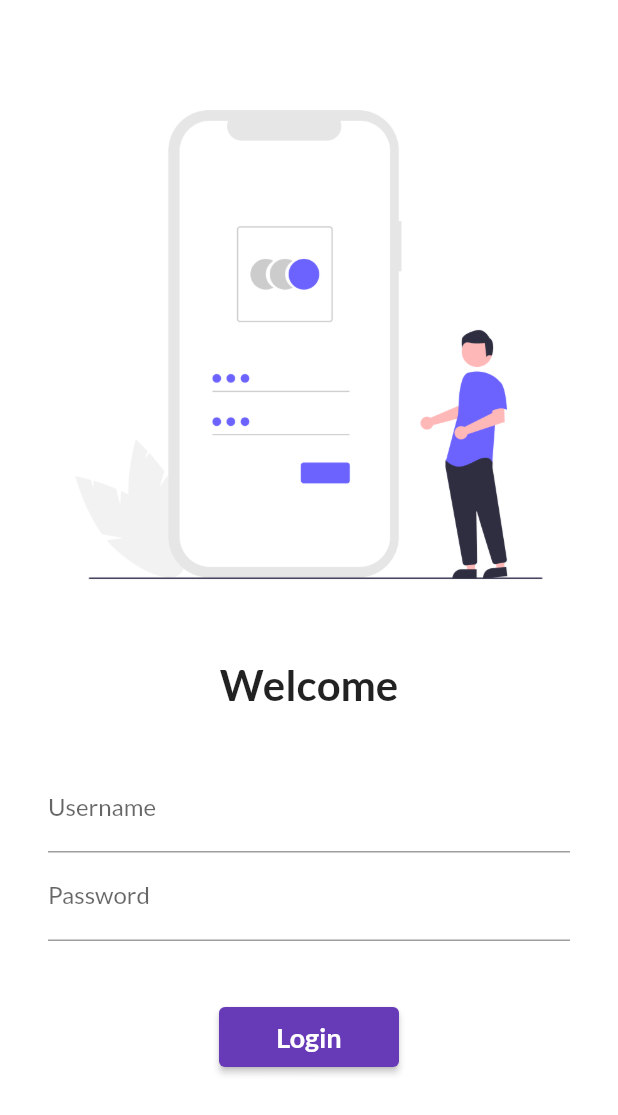
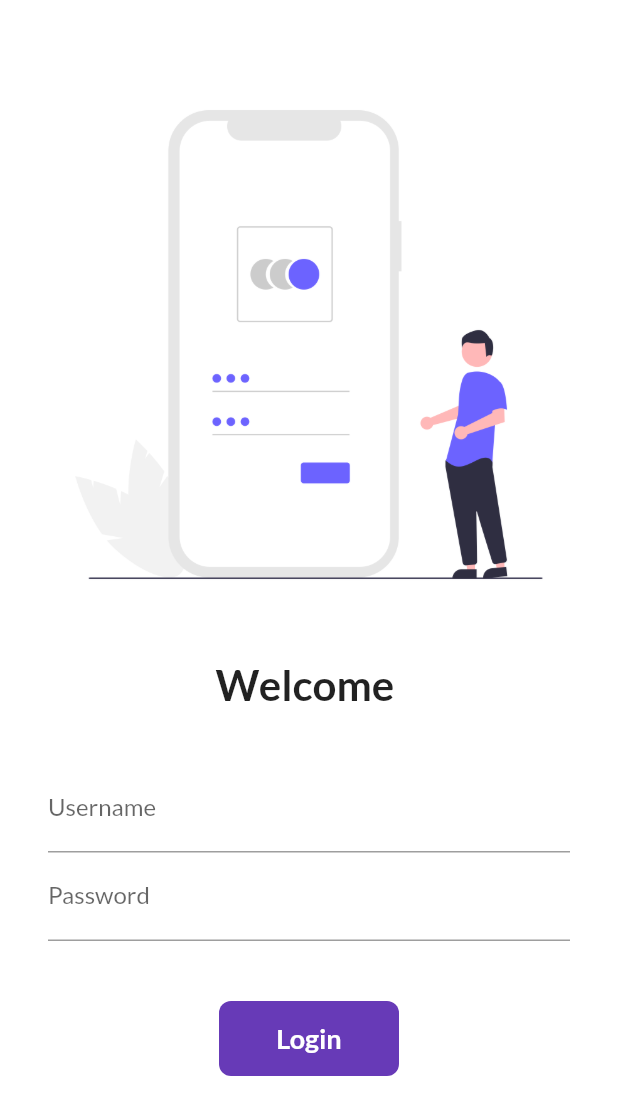
Before and after one commit to dev-shubhamkumar/Catalog-App, a Flutter app: the screen it shows after launch, on a phone screen of 412 x 824 dp. Shown: the top 1115 px of the screen. Run offline on Flutter 3.47's test engine with Material 2 defaults, Android fonts, the phone set to English and light mode, and no system bars; our stand-ins replace google_fonts.

Commit message:
Adding basic animation

```diff
--- a/lib/pages/login_page.dart
+++ b/lib/pages/login_page.dart
@@ -8,6 +8,10 @@ class LoginPage extends StatefulWidget {
 }
 
 class _LoginPageState extends State<LoginPage> {
+
+  String name = "";
+  bool changeButton = false;
+
   @override
   Widget build(BuildContext context) {
     return Material(
@@ -30,7 +34,7 @@ class _LoginPageState extends State<LoginPage> {
             ),
 
             Text(
-              "Welcome",
+              "Welcome $name",
               style: TextStyle(
                 fontSize: 28,
                 fontWeight: FontWeight.bold,
@@ -51,6 +55,10 @@ class _LoginPageState extends State<LoginPage> {
                       hintText: "Enter Username",
                       labelText: "Username",
                     ),
+                    onChanged: (value) {
+                      name = value;
+                      setState(() {});
+                    },
                   ),
 
                   TextFormField(
@@ -65,20 +73,53 @@ class _LoginPageState extends State<LoginPage> {
                     height: 40,
                   ),
 
-                  ElevatedButton(
-                    onPressed: () {
+                  InkWell(
+                    onTap: () async {
                       print("Login Button Testing!!!");
+                      setState(() {
+                        changeButton = true;
+                      });
+
+                      await Future.delayed(Duration(milliseconds: 40));
                       Navigator.pushNamed(context, MyRoutes.homeRoute);
                     },
-                    child: Text(
-                      "Login",
-                      style: TextStyle(
-                        fontWeight: FontWeight.bold,
-                        fontSize: 18,
+                    child: AnimatedContainer(
+                      duration: Duration(milliseconds: 25),
+                      width: changeButton ? 50 : 120,
+                      height: 50,
+                      alignment: Alignment.center,
+                      child: changeButton ? Icon(
+                        Icons.done,
+                        color: Colors.white,
+                      ) : Text(
+                        "Login",
+                        style: TextStyle(
+                          fontWeight: FontWeight.bold,
+                          fontSize: 18,
+                          color: Colors.white
+                        ),
+                      ),
+                      decoration: BoxDecoration(
+                        color: Colors.deepPurple,
+                        borderRadius: BorderRadius.circular(changeButton ? 50 : 8)
                       ),
                     ),
-                    style: TextButton.styleFrom(minimumSize: Size(120, 40)),
                   ),
+
+                  // ElevatedButton(
+                  //   onPressed: () {
+                  //     print("Login Button Testing!!!");
+                  //     Navigator.pushNamed(context, MyRoutes.homeRoute);
+                  //   },
+                  //   child: Text(
+                  //     "Login",
+                  //     style: TextStyle(
+                  //       fontWeight: FontWeight.bold,
+                  //       fontSize: 18,
+                  //     ),
+                  //   ),
+                  //   style: TextButton.styleFrom(minimumSize: Size(120, 40)),
+                  // ),
 
                 ],
               ),
```
